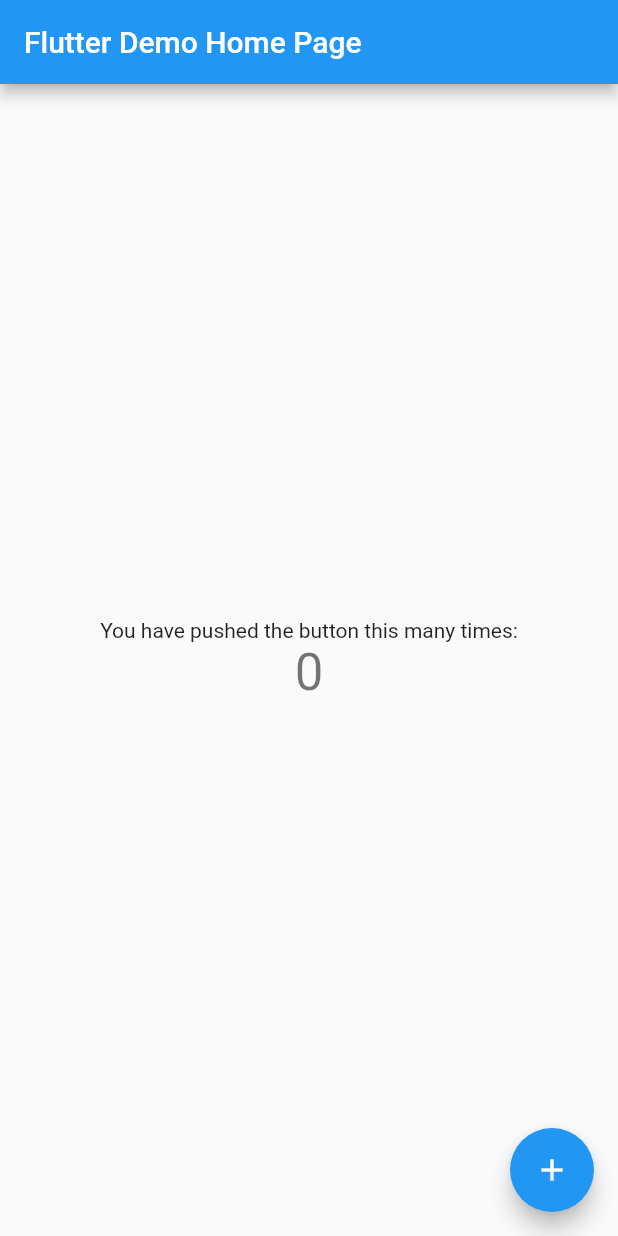
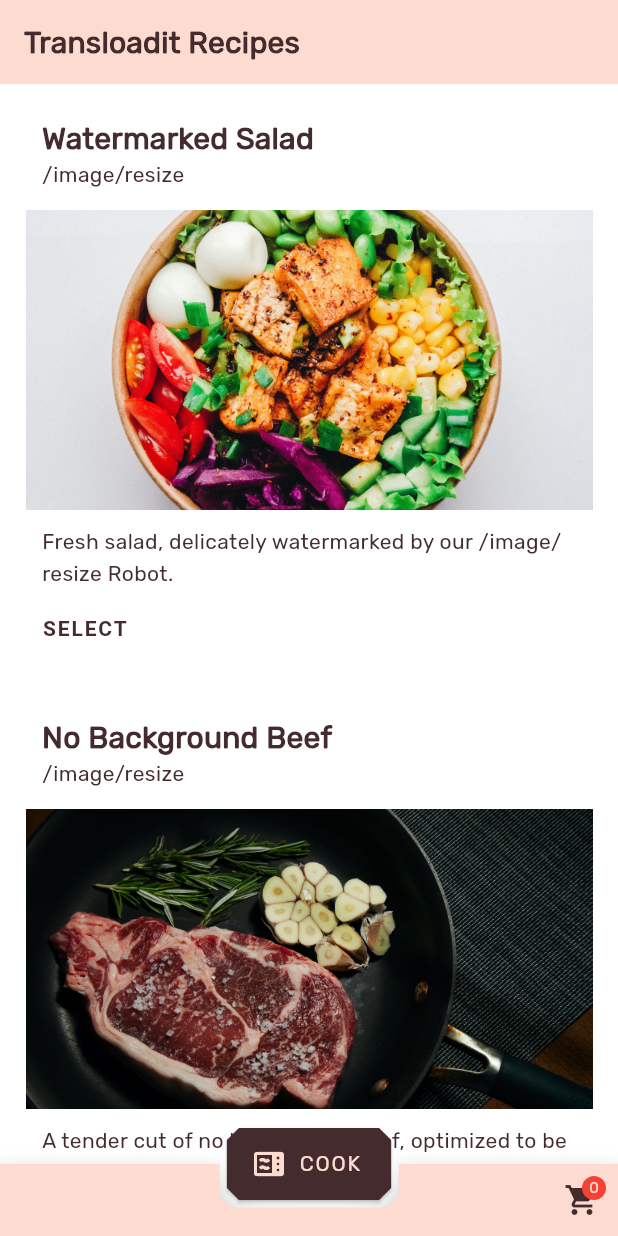
Before and after one commit to Missing-Tech/Transloadit-Recipes, a Flutter app: the screen it shows after launch, on a phone screen of 412 x 824 dp. Run offline on Flutter 3.47's test engine with Material 2 defaults, Android fonts, the phone set to English and light mode, and no system bars; missing offline and left inert: transloadit.

Commit message:
Basic Scaffold

```diff
--- a/lib/main.dart
+++ b/lib/main.dart
@@ -1,4 +1,19 @@
 import 'package:flutter/material.dart';
+import 'package:transloadit_recipes/res/colors.dart';
+import 'package:transloadit_recipes/res/theme.dart';
+
+import 'widgets/recipe_card.dart';
+import 'package:transloadit/transloadit.dart';
+
+TransloaditClient client = TransloaditClient(
+    authKey: '72a70fba93ce41cba617cfd7c2a44b1a',
+    authSecret: '3b2845e9330051ed3adc06b4217c42e4f504f8f3');
+
+Map<String, dynamic> salad = {};
+Map<String, dynamic> beef = {};
+Map<String, dynamic> lamb = {};
+
+List<Map<String, dynamic>> recipe = [];
 
 void main() {
   runApp(MyApp());
@@ -9,105 +24,131 @@
   @override
   Widget build(BuildContext context) {
     return MaterialApp(
-      title: 'Flutter Demo',
-      theme: ThemeData(
-        // This is the theme of your application.
-        //
-        // Try running your application with "flutter run". You'll see the
-        // application has a blue toolbar. Then, without quitting the app, try
-        // changing the primarySwatch below to Colors.green and then invoke
-        // "hot reload" (press "r" in the console where you ran "flutter run",
-        // or simply save your changes to "hot reload" in a Flutter IDE).
-        // Notice that the counter didn't reset back to zero; the application
-        // is not restarted.
-        primarySwatch: Colors.blue,
+      title: 'Transloadit Recipes',
+      theme: CustomTheme.lightTheme,
+      debugShowCheckedModeBanner: false,
+      home: MyHomePage(
+        title: 'Transloadit Recipes',
       ),
-      home: MyHomePage(title: 'Flutter Demo Home Page'),
     );
   }
 }
 
 class MyHomePage extends StatefulWidget {
   MyHomePage({Key? key, required this.title}) : super(key: key);
-
-  // This widget is the home page of your application. It is stateful, meaning
-  // that it has a State object (defined below) that contains fields that affect
-  // how it looks.
-
-  // This class is the configuration for the state. It holds the values (in this
-  // case the title) provided by the parent (in this case the App widget) and
-  // used by the build method of the State. Fields in a Widget subclass are
-  // always marked "final".
-
   final String title;
-
   @override
   _MyHomePageState createState() => _MyHomePageState();
 }
 
 class _MyHomePageState extends State<MyHomePage> {
-  int _counter = 0;
-
-  void _incrementCounter() {
-    setState(() {
-      // This call to setState tells the Flutter framework that something has
-      // changed in this State, which causes it to rerun the build method below
-      // so that the display can reflect the updated values. If we changed
-      // _counter without calling setState(), then the build method would not be
-      // called again, and so nothing would appear to happen.
-      _counter++;
-    });
-  }
-
   @override
   Widget build(BuildContext context) {
-    // This method is rerun every time setState is called, for instance as done
-    // by the _incrementCounter method above.
-    //
-    // The Flutter framework has been optimized to make rerunning build methods
-    // fast, so that you can just rebuild anything that needs updating rather
-    // than having to individually change instances of widgets.
     return Scaffold(
+      extendBody: true,
       appBar: AppBar(
-        // Here we take the value from the MyHomePage object that was created by
-        // the App.build method, and use it to set our appbar title.
-        title: Text(widget.title),
+        title: Text(
+          widget.title,
+          style: Theme.of(context).textTheme.headline6,
+        ),
       ),
       body: Center(
-        // Center is a layout widget. It takes a single child and positions it
-        // in the middle of the parent.
-        child: Column(
-          // Column is also a layout widget. It takes a list of children and
-          // arranges them vertically. By default, it sizes itself to fit its
-          // children horizontally, and tries to be as tall as its parent.
-          //
-          // Invoke "debug painting" (press "p" in the console, choose the
-          // "Toggle Debug Paint" action from the Flutter Inspector in Android
-          // Studio, or the "Toggle Debug Paint" command in Visual Studio Code)
-          // to see the wireframe for each widget.
-          //
-          // Column has various properties to control how it sizes itself and
-          // how it positions its children. Here we use mainAxisAlignment to
-          // center the children vertically; the main axis here is the vertical
-          // axis because Columns are vertical (the cross axis would be
-          // horizontal).
-          mainAxisAlignment: MainAxisAlignment.center,
-          children: <Widget>[
-            Text(
-              'You have pushed the button this many times:',
+        child: ListView(
+          children: [
+            RecipeCard(
+              cardTitle: 'Watermarked Salad',
+              cardSubtitle: '/image/resize',
+              cardImage: 'assets/images/salad.jpg',
+              cardDescription:
+                  'Fresh salad, delicately watermarked by our /image/resize Robot.',
+              onPressed: () {
+                setState(() {
+                  recipe.contains(salad)
+                      ? recipe.remove(salad)
+                      : recipe.add(salad);
+                });
+              },
             ),
-            Text(
-              '$_counter',
-              style: Theme.of(context).textTheme.headline4,
+            RecipeCard(
+              cardTitle: 'No Background Beef',
+              cardSubtitle: '/image/resize',
+              cardImage: 'assets/images/beef.jpg',
+              cardDescription:
+                  'A tender cut of no background beef, optimized to be delicious.',
+              onPressed: () {
+                setState(() {
+                  recipe.contains(beef)
+                      ? recipe.remove(beef)
+                      : recipe.add(beef);
+                });
+              },
+            ),
+            RecipeCard(
+              cardTitle: 'Lamb Crop',
+              cardSubtitle: '/image/resize',
+              cardImage: 'assets/images/lamb.jpg',
+              cardDescription:
+                  'Carefully marinated in a mixture of parameters and JSON, our lamb crop.',
+              onPressed: () {
+                setState(() {
+                  recipe.contains(lamb)
+                      ? recipe.remove(lamb)
+                      : recipe.add(lamb);
+                });
+              },
             ),
           ],
         ),
       ),
-      floatingActionButton: FloatingActionButton(
-        onPressed: _incrementCounter,
-        tooltip: 'Increment',
-        child: Icon(Icons.add),
-      ), // This trailing comma makes auto-formatting nicer for build methods.
+      bottomNavigationBar: BottomAppBar(
+        child: Row(
+          mainAxisAlignment: MainAxisAlignment.end,
+          children: [
+            Stack(
+              children: [
+                IconButton(
+                  onPressed: () {},
+                  icon: Icon(
+                    Icons.shopping_cart,
+                    color: Theme.of(context).accentColor,
+                  ),
+                ),
+                Positioned(
+                  right: 8,
+                  top: 8,
+                  child: new Container(
+                    padding: EdgeInsets.all(2),
+                    decoration: new BoxDecoration(
+                        color: Colors.red,
+                        borderRadius: BorderRadius.circular(10)),
+                    constraints: BoxConstraints(
+                      minWidth: 16,
+                      minHeight: 16,
+                    ),
+                    child: Text(
+                      '${recipe.length}',
+                      style: TextStyle(
+                        color: CustomColors.peach,
+                        fontSize: 10,
+                      ),
+                      textAlign: TextAlign.center,
+                    ),
+                  ),
+                )
+              ],
+            ),
+          ],
+        ),
+        notchMargin: 5,
+      ),
+      floatingActionButtonLocation:
+          FloatingActionButtonLocation.miniCenterDocked,
+      floatingActionButton: FloatingActionButton.extended(
+        onPressed: () {},
+        isExtended: true,
+        label: Text('COOK'),
+        icon: Icon(Icons.microwave),
+      ),
     );
   }
 }
--- /dev/null
+++ b/lib/res/colors.dart
@@ -0,0 +1,7 @@
+import 'package:flutter/material.dart';
+
+class CustomColors {
+  static final Color peach = Color(0xFFFEDBD0);
+  static final Color lightPeach = Color(0xFFFEECE6);
+  static final Color brown = Color(0xFF442C2E);
+}
--- /dev/null
+++ b/lib/res/theme.dart
@@ -0,0 +1,57 @@
+import 'package:flutter/material.dart';
+
+import 'colors.dart';
+
+class CustomTheme {
+  static ThemeData get lightTheme {
+    return ThemeData(
+      primaryColor: CustomColors.peach,
+      scaffoldBackgroundColor: Colors.white,
+      accentColor: CustomColors.brown,
+      textTheme: TextTheme(
+        bodyText1: TextStyle(
+          color: CustomColors.brown,
+          letterSpacing: 0.25,
+          height: 1.5,
+        ),
+        headline6: TextStyle(
+            color: CustomColors.brown,
+            fontWeight: FontWeight.bold,
+            letterSpacing: 0.15),
+      ),
+      appBarTheme: AppBarTheme(elevation: 0),
+      fontFamily: 'Rubik',
+      buttonTheme: ButtonThemeData(
+        buttonColor: Colors.transparent,
+        textTheme: ButtonTextTheme.accent,
+      ),
+      textButtonTheme: TextButtonThemeData(
+        style: TextButton.styleFrom(
+          primary: CustomColors.brown,
+          textStyle:
+              TextStyle(fontWeight: FontWeight.bold, letterSpacing: 1.25),
+        ),
+      ),
+      bottomAppBarTheme: BottomAppBarTheme(
+          shape: AutomaticNotchedShape(
+            BeveledRectangleBorder(), //Bottom App Bar Shape
+            BeveledRectangleBorder(
+              borderRadius: BorderRadius.all(
+                Radius.circular(8.0),
+              ),
+            ), //Floating Action Button Shape
+          ),
+          color: CustomColors.peach),
+      floatingActionButtonTheme: FloatingActionButtonThemeData(
+        backgroundColor: CustomColors.brown,
+        foregroundColor: CustomColors.peach,
+        elevation: 1,
+        shape: BeveledRectangleBorder(
+          borderRadius: BorderRadius.all(
+            Radius.circular(8.0),
+          ),
+        ),
+      ),
+    );
+  }
+}
--- /dev/null
+++ b/lib/widgets/recipe_card.dart
@@ -0,0 +1,86 @@
+import 'package:flutter/material.dart';
+
+class RecipeCard extends StatefulWidget {
+  const RecipeCard({
+    Key? key,
+    required this.cardTitle,
+    required this.cardSubtitle,
+    required this.cardImage,
+    required this.cardDescription,
+    required this.onPressed,
+  }) : super(key: key);
+
+  final String cardTitle;
+  final String cardSubtitle;
+  final String cardImage;
+  final String cardDescription;
+  final Function onPressed;
+
+  @override
+  _RecipeCardState createState() => _RecipeCardState();
+}
+
+class _RecipeCardState extends State<RecipeCard> {
+  bool isSelected = false;
+
+  @override
+  Widget build(BuildContext context) {
+    return Card(
+      elevation: 0,
+      child: Padding(
+        padding: const EdgeInsets.all(8.0),
+        child: Column(
+          mainAxisSize: MainAxisSize.min,
+          children: <Widget>[
+            ListTile(
+              title: Text(
+                widget.cardTitle,
+                style: Theme.of(context).textTheme.headline6,
+              ),
+              subtitle: Text(
+                widget.cardSubtitle,
+                style: Theme.of(context).textTheme.bodyText1,
+              ),
+            ),
+            Padding(
+              padding: const EdgeInsets.fromLTRB(5, 0, 5, 5),
+              child: Container(
+                height: 200,
+                decoration: BoxDecoration(
+                  image: DecorationImage(
+                    image: AssetImage(widget.cardImage),
+                    fit: BoxFit.fitWidth,
+                  ),
+                ),
+              ),
+            ),
+            ListTile(
+              subtitle: Text(
+                widget.cardDescription,
+                style: Theme.of(context).textTheme.bodyText1,
+              ),
+            ),
+            Align(
+              alignment: Alignment.centerLeft,
+              child: Padding(
+                padding: const EdgeInsets.symmetric(horizontal: 8.0),
+                child: TextButton(
+                  child: Text(
+                    !isSelected ? 'SELECT' : 'DESELECT',
+                  ),
+                  style: Theme.of(context).textButtonTheme.style,
+                  onPressed: () {
+                    widget.onPressed();
+                    setState(() {
+                      isSelected = !isSelected;
+                    });
+                  },
+                ),
+              ),
+            ),
+          ],
+        ),
+      ),
+    );
+  }
+}
```
Also changed, not shown: pubspec.yaml (+7 -32 lines), assets/fonts/Rubik-Regular.ttf (added), assets/fonts/Rubik-VariableFont_wght.ttf (added), assets/images/beef.jpg (added), assets/images/lamb.jpg (added), assets/images/salad.jpg (added), pubspec.lock.
